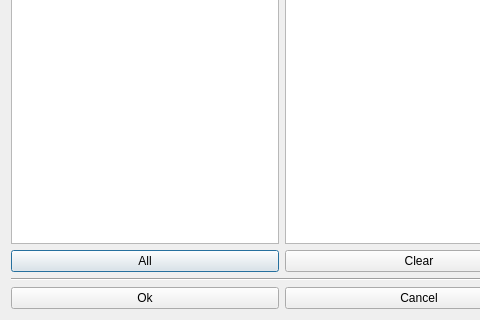
Before: the Qt Designer form fet/src/interface/modifygroupactivitiesininitialorderitemform_template.ui in vonmecheln/fet, drawn with Qt 5; both pictures show x 0 to 480 and y 195 to 515 of the 564 by 515 pixel window.
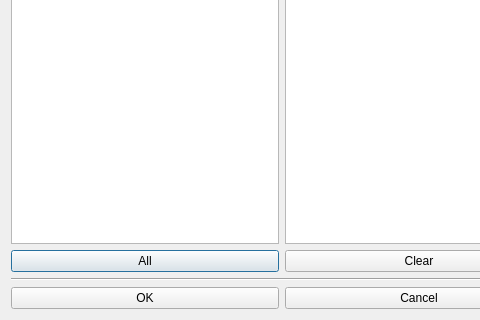
After: the same form once the commit is applied.

```diff
--- a/fet/src/interface/modifygroupactivitiesininitialorderitemform_template.ui
+++ b/fet/src/interface/modifygroupactivitiesininitialorderitemform_template.ui
@@ -151,7 +151,7 @@
      <item>
       <widget class="QPushButton" name="okPushButton">
        <property name="text">
-        <string>Ok</string>
+        <string>OK</string>
        </property>
       </widget>
      </item>
```
